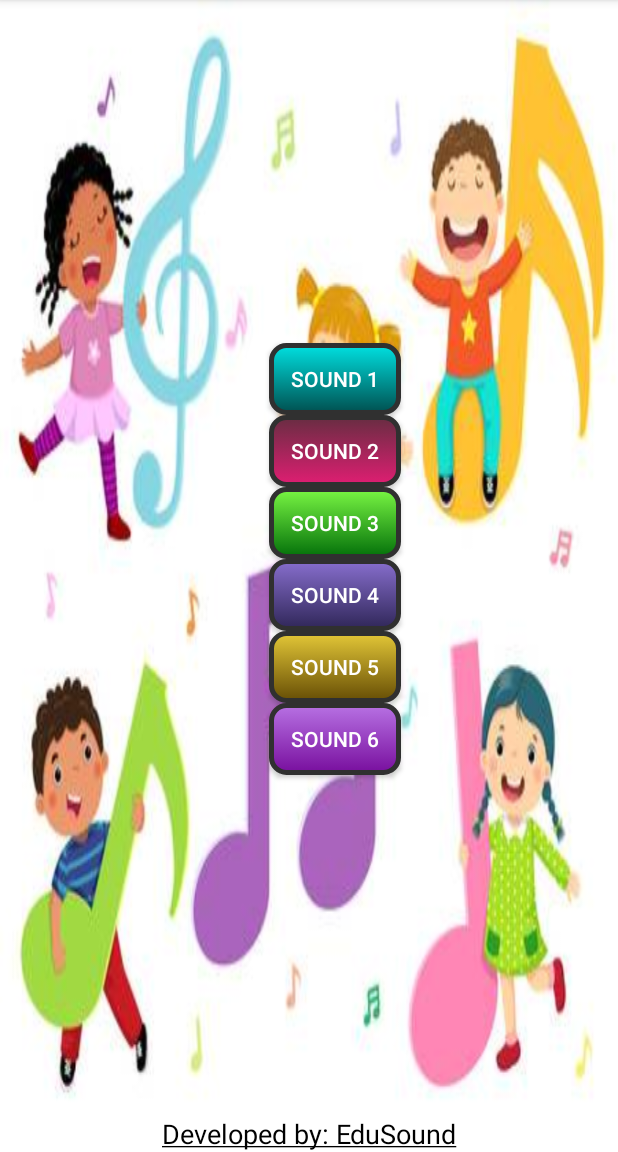
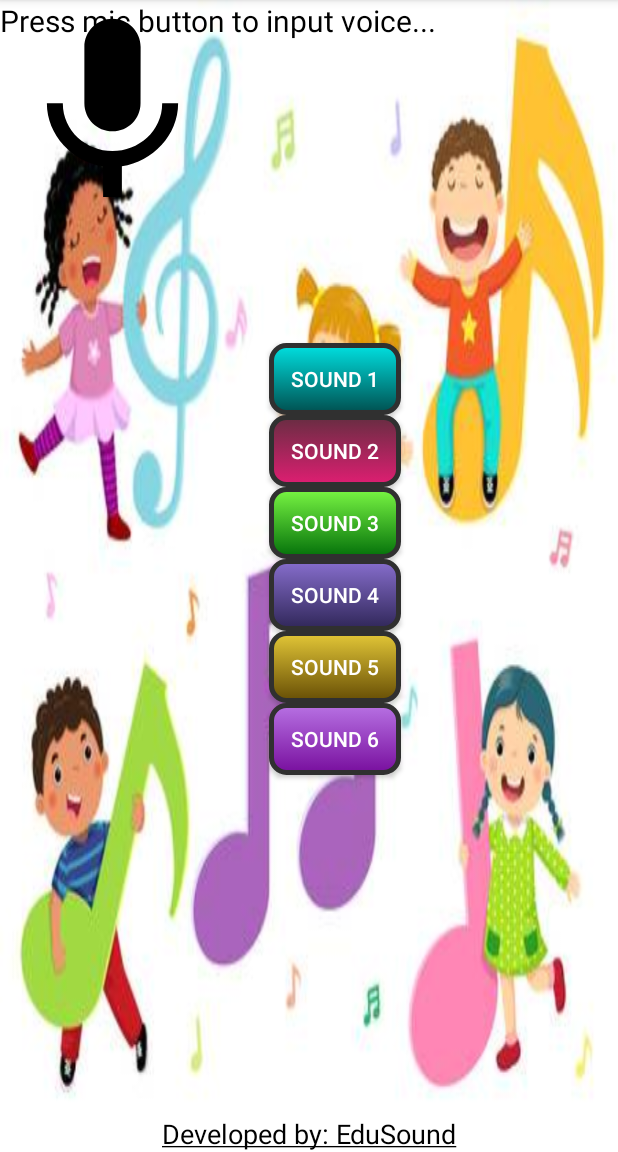
Before and after one commit to mailongd/SmallBusinessIT, an Android app: the screen it shows after launch (MainActivity), on a phone screen of 412 x 824 dp, the part 84-1236 px from its top. Run offline under Robolectric (Android 15) with nearby library versions, the phone set to English and light mode, and no system bars.

Commit message:
Kris was here

```diff
--- /dev/null
+++ b/app/src/main/res/drawable/ic_mic.xml
@@ -0,0 +1,10 @@
+<?xml version="1.0" encoding="utf-8"?>
+<vector xmlns:android="http://schemas.android.com/apk/res/android"
+    android:width="24dp"
+    android:height="24dp"
+    android:viewportWidth="24.0"
+    android:viewportHeight="24.0">
+    <path
+        android:fillColor="#FF000000"
+        android:pathData="M12,14c1.66,0 2.99,-1.34 2.99,-3L15,5c0,-1.66 -1.34,-3 -3,-3S9,3.34 9,5v6c0,1.66 1.34,3 3,3zM17.3,11c0,3 -2.54,5.1 -5.3,5.1S6.7,14 6.7,11L5,11c0,3.41 2.72,6.23 6,6.72L11,21h2v-3.28c3.28,-0.48 6,-3.3 6,-6.72h-1.7z"/>
+</vector>
--- a/app/src/main/res/layout/activity_main.xml
+++ b/app/src/main/res/layout/activity_main.xml
@@ -97,4 +97,24 @@
         app:layout_constraintEnd_toEndOf="parent"
         app:layout_constraintStart_toStartOf="parent" />
 
+    <ImageButton
+        android:id="@+id/voiceBtn"
+        android:layout_width="150dp"
+        android:layout_height="150dp"
+        android:background="@null"
+        android:src="@drawable/ic_mic"
+        android:scaleType="fitCenter"
+        android:layout_centerHorizontal="true"
+        android:layout_centerVertical="true"
+        />
+
+    <TextView
+        android:id="@+id/textTv"
+        android:layout_width="wrap_content"
+        android:layout_height="wrap_content"
+        android:text="Press mic button to input voice..."
+        android:textColor="#000"
+        android:textSize="20sp" />
+
+
 </androidx.constraintlayout.widget.ConstraintLayout>
```
